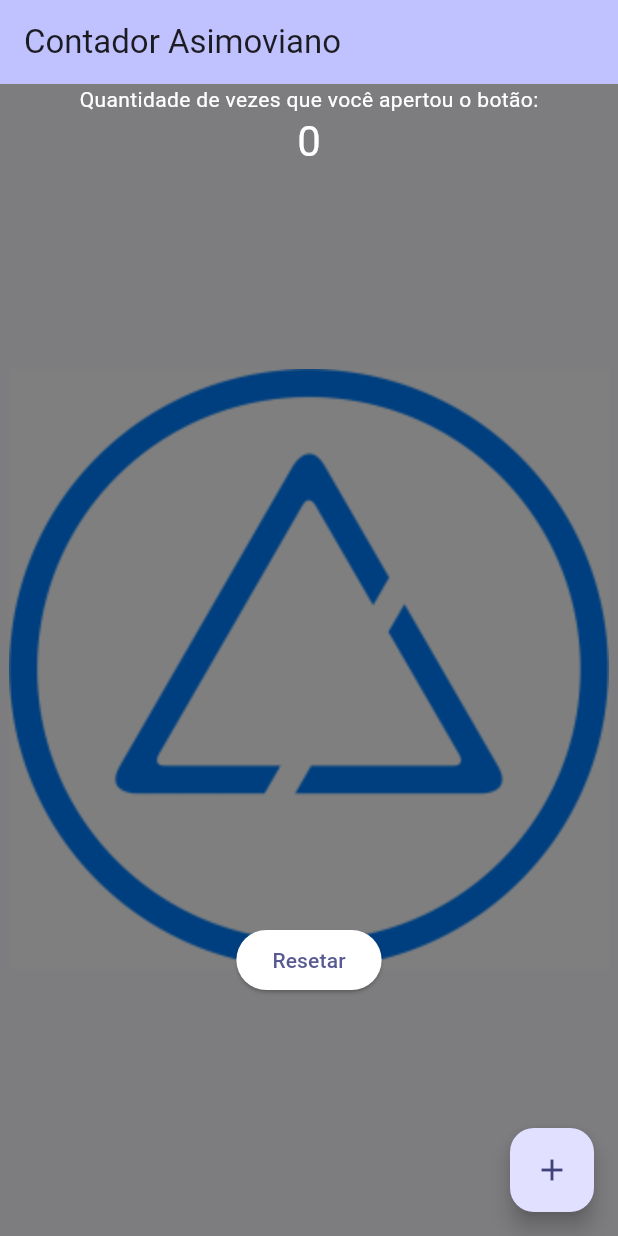
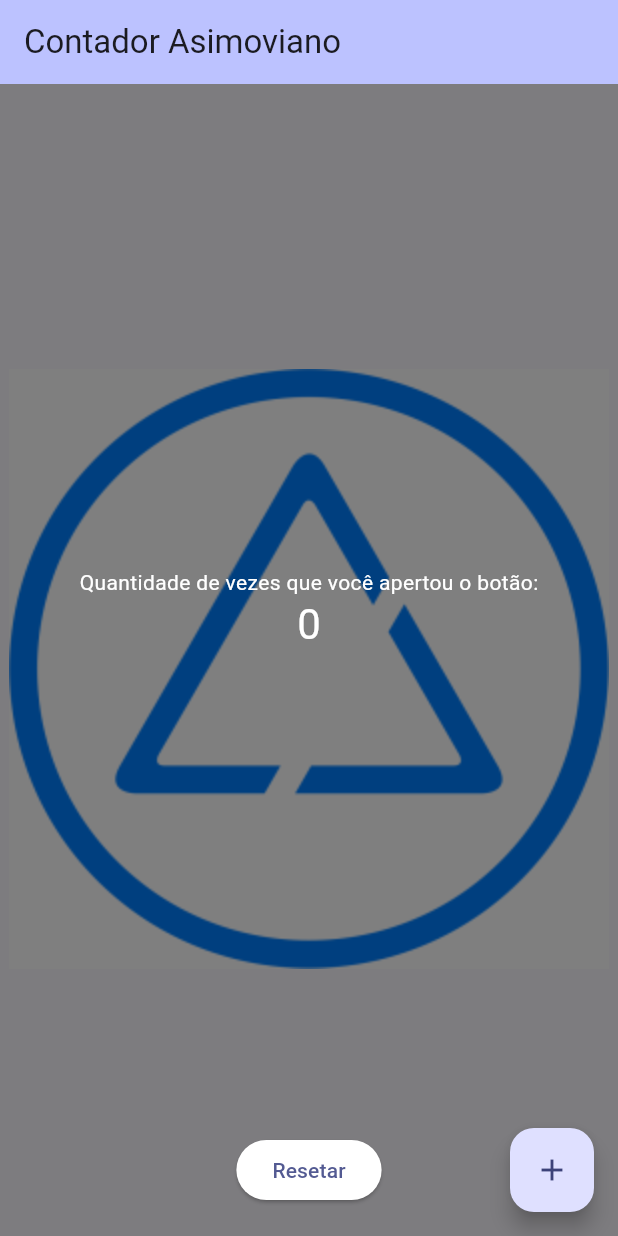
Before and after one commit to Leonardo-Toledo-Alves-Costa/curso_dart, a Flutter app: the screen it shows after launch, on a phone screen of 412 x 824 dp. Run offline on Flutter 3.47's test engine with Material 3 defaults, Android fonts, the phone set to English and light mode, and no system bars.

Commit message:
Finalização do projeto e correção de bugs de posicionamento na tela

```diff
--- a/aplicativo_androidStudio/app_android_studio/lib/main.dart
+++ b/aplicativo_androidStudio/app_android_studio/lib/main.dart
@@ -28,7 +28,7 @@ class MyApp extends StatelessWidget {
         //
         // This works for code too, not just values: Most code changes can be
         // tested with just a hot reload.
-        colorScheme: ColorScheme.fromSeed(seedColor: const Color.fromARGB(181, 21, 0, 255)),
+        colorScheme: ColorScheme.fromSeed(seedColor: const Color.fromARGB(255, 0, 10, 100)),
       ),
       home: const MyHomePage(title: 'Contador Asimoviano'),
     );
@@ -93,7 +93,6 @@ class _MyHomePageState extends State<MyHomePage> {
       ),
 body: Stack(
   children: [
-
     Positioned(
       top: 190,
       left: 0,
@@ -105,17 +104,16 @@ class _MyHomePageState extends State<MyHomePage> {
       ),
     ),
 
-
-
-    Container(
+    Positioned.fill(
+      child: Container(
         color: Colors.black.withOpacity(0.5),
       ),
-
+    ),
 
 Center(
   child: Column(
-        mainAxisAlignment: MainAxisAlignment.center,
     children: <Widget>[
+      const Spacer(),
       const Text(
         'Quantidade de vezes que você apertou o botão:',
         style: TextStyle(color: Colors.white),
@@ -127,10 +125,9 @@ class _MyHomePageState extends State<MyHomePage> {
             .headlineMedium
             ?.copyWith(color: Colors.white),
       ),
-          const SizedBox(height: 20),
       const Spacer(),
       Padding(
-      padding: const EdgeInsets.only(bottom: 160),
+        padding: const EdgeInsets.only(bottom: 20),
         child: ElevatedButton(
           onPressed: _resetCounter,
           style: ElevatedButton.styleFrom(
@@ -145,7 +142,6 @@ class _MyHomePageState extends State<MyHomePage> {
   ],
 ),
 
-
       floatingActionButton: FloatingActionButton(
         onPressed: _incrementCounter,
         tooltip: 'Increment',
```
Lines whose indentation alone changed are shown as unchanged.
